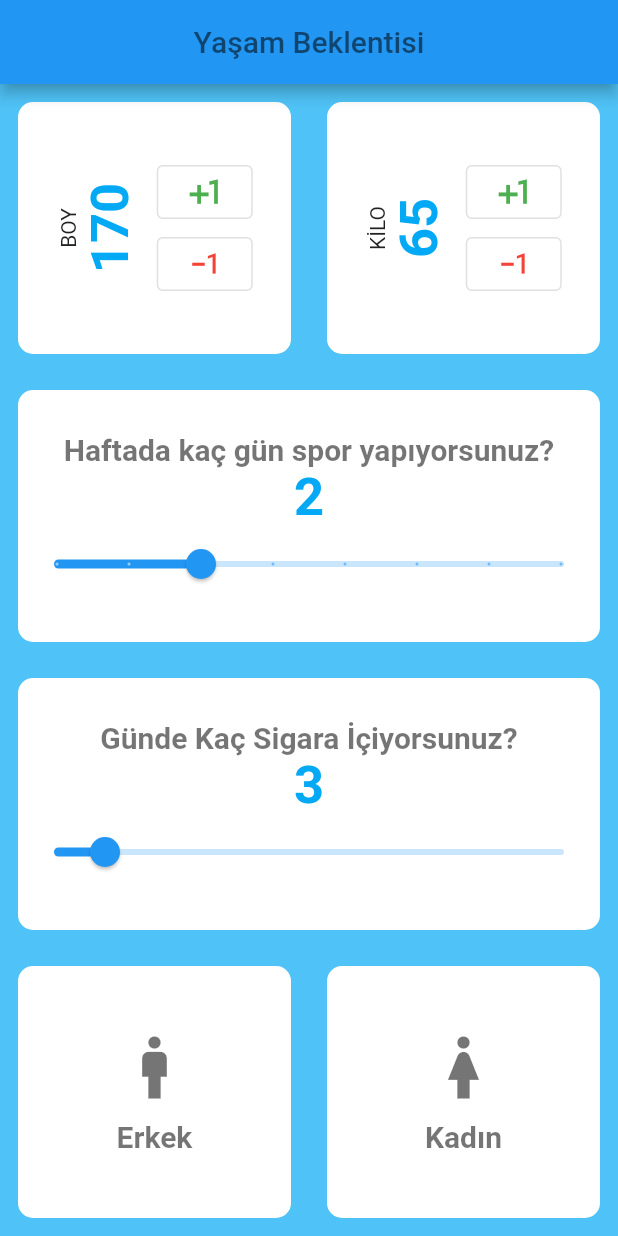
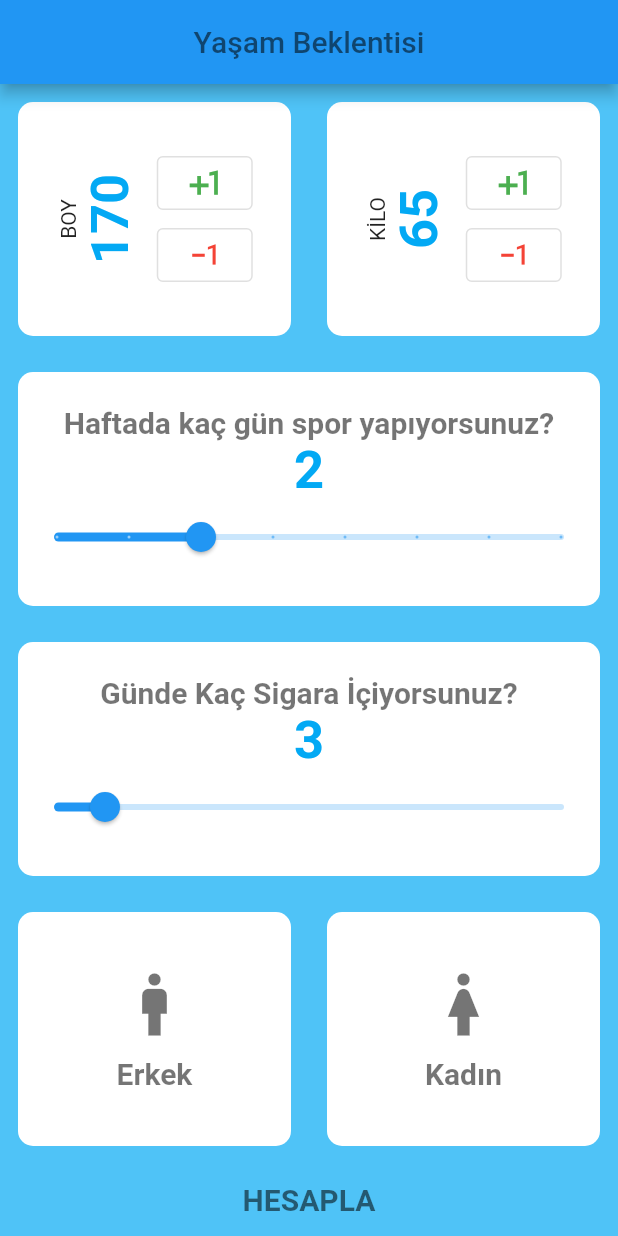
Before and after one commit to IzzetMustafaoglu/Life_uygulamasi, a Flutter app: the screen it shows after launch, on a phone screen of 412 x 824 dp. Run offline on Flutter 3.47's test engine with Material 2 defaults, Android fonts, the phone set to English and light mode, and no system bars.

```diff
--- a/lib/input_page.dart
+++ b/lib/input_page.dart
@@ -1,5 +1,7 @@
 import 'package:flutter/material.dart';
 import 'package:life_expectancy_v1/constants.dart';
+import 'package:life_expectancy_v1/result_page.dart';
+import 'package:life_expectancy_v1/user_data.dart';
 import './icon_cinsiyet.dart';
 import './my_container.dart';
 
@@ -11,7 +13,7 @@ class InputPage extends StatefulWidget {
 
 class _MyHomePageState extends State<InputPage> {
   int _counter = 0;
-  late bool seciliCinsiyet;
+  bool seciliCinsiyet = false;
   double icilenSigara=3;
   double sporGunu = 2;
   int boy = 170;
@@ -150,6 +152,23 @@ class _MyHomePageState extends State<InputPage> {
                       ],
                     ),
                     ),
+          ButtonTheme(
+            height: 50,
+            child: TextButton(
+                onPressed: (){
+                  Navigator.push(context,
+                      MaterialPageRoute(builder: (context)=>ResultPage(
+                        UserData(kilo:kilo,boy:boy,seciliCinsiyet:seciliCinsiyet,sporGunu:sporGunu,icilenSigara:icilenSigara)
+
+
+                      )));
+                },
+                child:
+                Text(
+                  "HESAPLA",
+                  style: kMetinStil,
+                )),
+          )
                 ]
             ),
           );
--- /dev/null
+++ b/lib/user_data.dart
@@ -0,0 +1,11 @@
+class UserData{
+  int _counter = 0;
+  bool seciliCinsiyet = false;
+  double icilenSigara=3;
+  double sporGunu = 2;
+  int boy = 170;
+  int kilo = 65;
+
+  UserData({required this.icilenSigara,required this.sporGunu,required this.boy,required this.kilo,required this.seciliCinsiyet});
+
+}
```
Also changed, not shown: lib/result_page.dart (added, +40 -0 lines).
